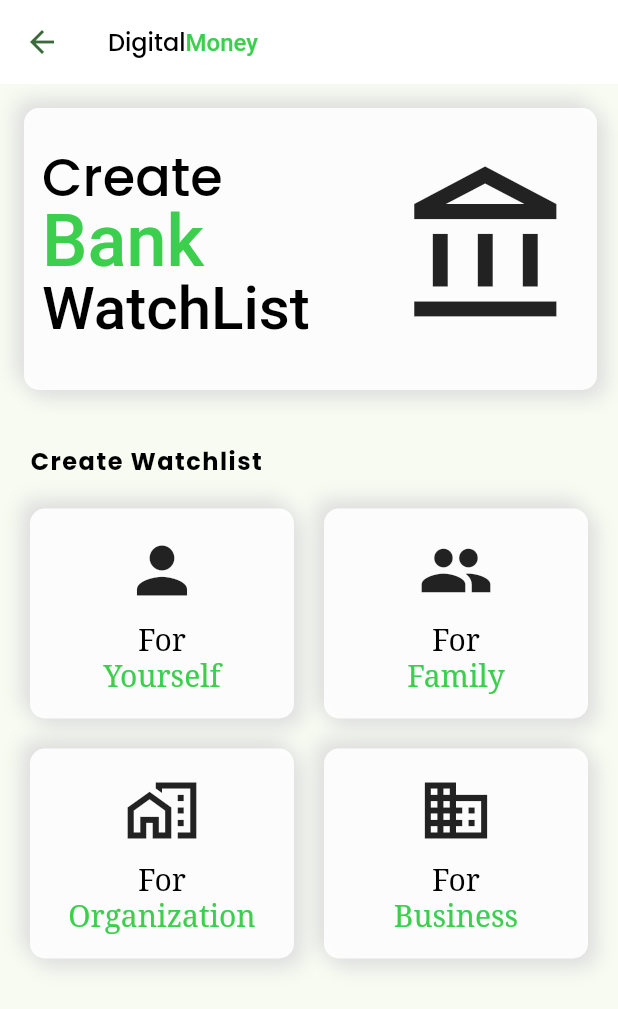
After one commit to GamechiNitin/SimpleBank, a Flutter app: the NoWatchListScreen screen opened directly, on a phone screen of 412 x 824 dp. The commit adds this screen. Shown: the top 1009 px of the screen. Run offline on Flutter 3.47's test engine with Material 2 defaults, Android fonts, the phone set to English and light mode, and no system bars; our stand-ins replace flutter_bloc, google_fonts, shared_preferences; accounts and stored records are empty.

Commit message:
Logo Widget | No Watchlist Screen UI

```diff
--- a/lib/utils/import.dart
+++ b/lib/utils/import.dart
@@ -4,6 +4,8 @@ export 'package:flutter/material.dart';
 // Screen
 export 'package:simple_bank/view/splash_screen.dart';
 export 'package:simple_bank/view/screen/more/aboutus_screen.dart';
+export 'package:simple_bank/view/screen/bnb/no_watchlist_screen.dart';
+export 'package:simple_bank/view/screen/bnb/watchlist_screen.dart';
 
 // Home - BNB
 export 'package:simple_bank/view/screen/bnb/market_screen.dart';
@@ -31,3 +33,4 @@ export 'package:simple_bank/model/watchlist_model.dart';
 // Widget
 export 'package:simple_bank/view/widget/quick_icon_listtile_widget.dart';
 export 'package:simple_bank/view/widget/quick_icon_widget.dart';
+export 'package:simple_bank/view/widget/dm_widget.dart';
--- a/lib/view/screen/authentication/login_screen.dart
+++ b/lib/view/screen/authentication/login_screen.dart
@@ -91,23 +91,7 @@ class _LogInScreenState extends State<LogInScreen> {
         padding:
             const EdgeInsets.only(top: kToolbarHeight, left: 20, right: 20),
         children: [
-          RichText(
-            textAlign: TextAlign.center,
-            text: TextSpan(
-              text: "Digital",
-              style: Theme.of(context).appBarTheme.titleTextStyle,
-              children: [
-                TextSpan(
-                  text: "Money",
-                  style: TextStyle(
-                    fontSize: 16,
-                    fontWeight: FontWeight.w500,
-                    color: Theme.of(context).primaryColor,
-                  ),
-                )
-              ],
-            ),
-          ),
+          const DMWidget(textAlign: TextAlign.center),
           const SizedBox(height: 30),
           Column(
             children: [
--- a/lib/view/screen/authentication/signup_screen.dart
+++ b/lib/view/screen/authentication/signup_screen.dart
@@ -61,23 +61,7 @@ class _SignUpPageState extends State<SignUpPage> {
                 mainAxisAlignment: MainAxisAlignment.center,
                 crossAxisAlignment: CrossAxisAlignment.center,
                 children: [
-                  RichText(
-                    textAlign: TextAlign.center,
-                    text: TextSpan(
-                      text: "Digital",
-                      style: Theme.of(context).appBarTheme.titleTextStyle,
-                      children: [
-                        TextSpan(
-                          text: "Money",
-                          style: TextStyle(
-                            fontSize: 16,
-                            fontWeight: FontWeight.w500,
-                            color: Theme.of(context).primaryColor,
-                          ),
-                        )
-                      ],
-                    ),
-                  ),
+                  const DMWidget(textAlign: TextAlign.center),
                   const SizedBox(height: 30),
                   Image.asset(
                     iSignUP,
--- /dev/null
+++ b/lib/view/screen/bnb/no_watchlist_screen.dart
@@ -0,0 +1,124 @@
+import 'package:simple_bank/utils/import.dart';
+import 'package:simple_bank/view/screen/bnb/component/grid_card_component.dart';
+import 'package:simple_bank/view/screen/bnb/component/slider_component.dart';
+
+class NoWatchListScreen extends StatelessWidget {
+  const NoWatchListScreen({super.key});
+
+  @override
+  Widget build(BuildContext context) {
+    return Scaffold(
+      appBar: AppBar(
+        centerTitle: false,
+        title: RichText(
+          text: TextSpan(
+            text: "Digital",
+            style: Theme.of(context).appBarTheme.titleTextStyle,
+            children: [
+              TextSpan(
+                text: "Money",
+                style: TextStyle(
+                  fontSize: 16,
+                  fontWeight: FontWeight.w500,
+                  color: Theme.of(context).primaryColor,
+                ),
+              )
+            ],
+          ),
+        ),
+      ),
+      body: ListView(
+        children: [
+          SizedBox(
+            height: 220,
+            width: MediaQuery.of(context).size.width,
+            child: ListView(
+              scrollDirection: Axis.horizontal,
+              children: const [
+                SliderD(
+                  one: "Create",
+                  two: "Bank",
+                  three: "WatchList",
+                  icon: Icons.account_balance_outlined,
+                ),
+                SliderD(
+                  one: "Create",
+                  two: "Portfolio",
+                  three: "WatchList",
+                  icon: Icons.bar_chart,
+                ),
+                SliderD(
+                  one: "Create",
+                  two: "Wallet",
+                  three: "WatchList",
+                  icon: Icons.wallet_rounded,
+                ),
+                SliderD(
+                  one: "Create",
+                  two: "Trading",
+                  three: "WatchList",
+                  icon: Icons.show_chart_sharp,
+                ),
+              ],
+            ),
+          ),
+          Padding(
+            padding: EdgeInsets.only(left: 20, top: 20),
+            child: Text(
+              "Create Watchlist ",
+              style: Theme.of(context).textTheme.bodyMedium?.copyWith(
+                    fontWeight: FontWeight.bold,
+                    letterSpacing: 1,
+                    fontSize: 16,
+                  ),
+            ),
+          ),
+          Padding(
+            padding: const EdgeInsets.all(20),
+            child: Row(
+              children: const [
+                Expanded(
+                  child: GridCardComponent(
+                    one: "For",
+                    two: "Yourself",
+                    icon: Icons.person,
+                  ),
+                ),
+                SizedBox(width: 20),
+                Expanded(
+                  child: GridCardComponent(
+                    one: "For",
+                    two: "Family",
+                    icon: Icons.group,
+                  ),
+                ),
+              ],
+            ),
+          ),
+          Padding(
+            padding: const EdgeInsets.only(left: 20, right: 20),
+            child: Row(
+              children: const [
+                Expanded(
+                  child: GridCardComponent(
+                    one: "For",
+                    two: "Organization",
+                    icon: Icons.home_work_outlined,
+                  ),
+                ),
+                SizedBox(width: 20),
+                Expanded(
+                  child: GridCardComponent(
+                    one: "For",
+                    two: "Business",
+                    icon: Icons.business_outlined,
+                  ),
+                ),
+              ],
+            ),
+          ),
+        ],
+      ),
+    );
+  }
+}
--- /dev/null
+++ b/lib/view/widget/dm_widget.dart
@@ -0,0 +1,26 @@
+import 'package:flutter/material.dart';
+
+class DMWidget extends StatelessWidget {
+  const DMWidget({super.key, this.textAlign = TextAlign.start});
+  final TextAlign? textAlign;
+  @override
+  Widget build(BuildContext context) {
+    return RichText(
+      textAlign: textAlign!,
+      text: TextSpan(
+        text: "Digital",
+        style: Theme.of(context).appBarTheme.titleTextStyle,
+        children: [
+          TextSpan(
+            text: "Money",
+            style: TextStyle(
+              fontSize: 16,
+              fontWeight: FontWeight.w500,
+              color: Theme.of(context).primaryColor,
+            ),
+          )
+        ],
+      ),
+    );
+  }
+}
```
